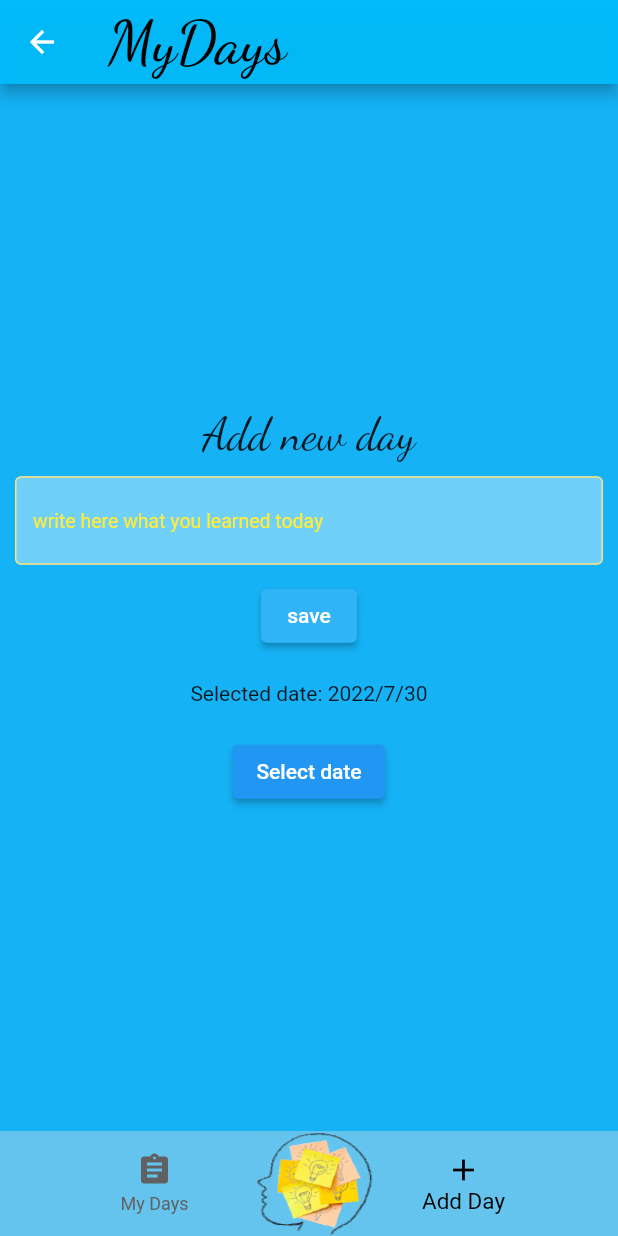
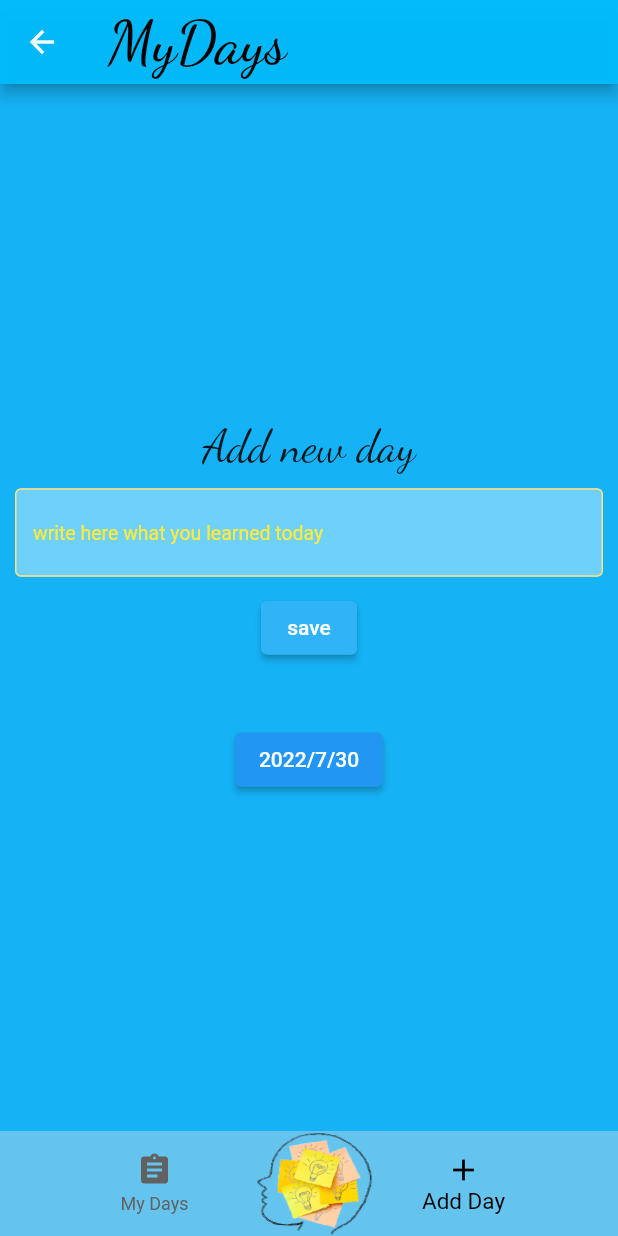
Before and after one commit to pilchsebastian88/my_days, a Flutter app: the MyDaysPage screen opened directly, item 2 of the bottom bar chosen, on a phone screen of 412 x 824 dp. Run offline on Flutter 3.47's test engine with Material 2 defaults, Android fonts, the light colour scheme and no system bars; our stand-ins replace cloud_firestore, firebase_auth, firebase_core, flutter_rating_bar, google_fonts; accounts and stored records are empty.

Commit message:
Display the selected date in ElevatedButton

```diff
--- a/lib/home/my_days/add_my_days_page_content.dart
+++ b/lib/home/my_days/add_my_days_page_content.dart
@@ -101,7 +101,6 @@ class _AddMyDaysPageContentState extends State<AddMyDaysPageContent> {
                 ),
               ),
               const SizedBox(height: 20),
-              Text('Selected date: ${date.year}/${date.month}/${date.day}'),
               const SizedBox(height: 20),
               ElevatedButton(
                 onPressed: () async {
@@ -116,7 +115,7 @@ class _AddMyDaysPageContentState extends State<AddMyDaysPageContent> {
                     date = newDate;
                   });
                 },
-                child: const Text('Select date'),
+                child: Text('${date.year}/${date.month}/${date.day}'),
               ),
             ],
           ),
```
